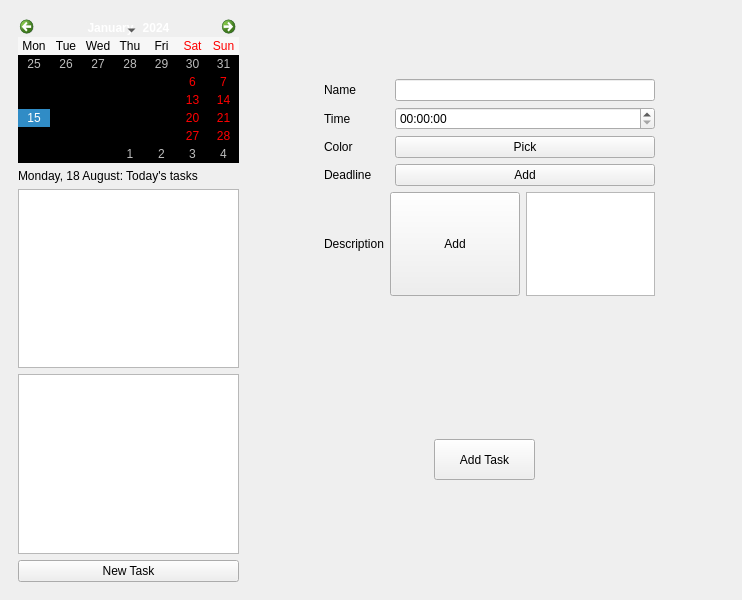
Old version of the form mainwindow.ui in the repository david4more/QtToDo.
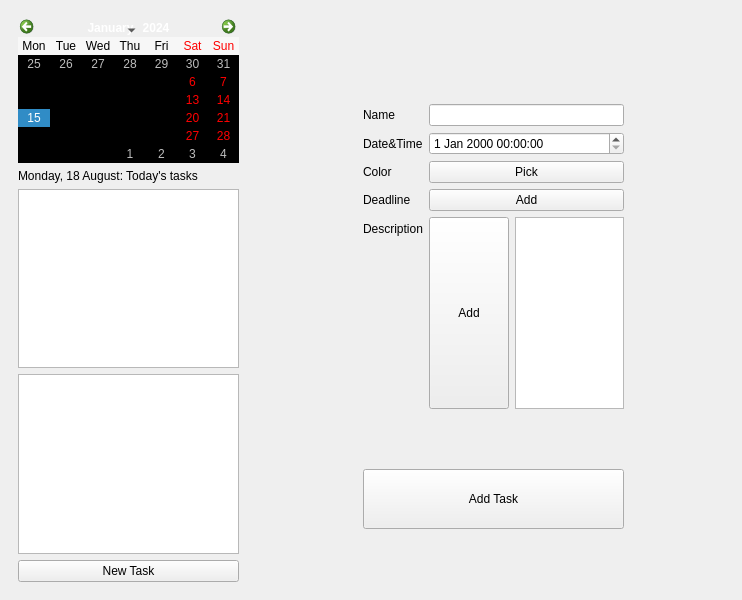
New version of the form. The open tabs and pages were chosen to show the change.

Commit message: refactor form page, basic default page layout, saving/loading data tweaks

Patch:
```diff
--- a/mainwindow.ui
+++ b/mainwindow.ui
@@ -109,41 +109,130 @@
       <property name="currentIndex">
        <number>0</number>
       </property>
-      <widget class="QWidget" name="default_view"/>
-      <widget class="QWidget" name="new_task">
-       <widget class="QPushButton" name="addTaskButton">
+      <widget class="QWidget" name="default_view">
+       <layout class="QHBoxLayout" name="horizontalLayout_3">
+        <item>
+         <widget class="QScrollArea" name="scrollArea">
+          <property name="widgetResizable">
+           <bool>true</bool>
+          </property>
+          <widget class="QWidget" name="scrollAreaWidgetContents">
         <property name="geometry">
          <rect>
-          <x>180</x>
-          <y>430</y>
-          <width>101</width>
-          <height>41</height>
-         </rect>
-        </property>
-        <property name="text">
-         <string>Add Task</string>
-        </property>
-       </widget>
-       <widget class="QWidget" name="layoutWidget">
-        <property name="geometry">
-         <rect>
-          <x>70</x>
-          <y>70</y>
-          <width>331</width>
-          <height>217</height>
-         </rect>
+             <x>0</x>
+             <y>0</y>
+             <width>445</width>
+             <height>1018</height>
+            </rect>
+           </property>
+           <layout class="QHBoxLayout" name="horizontalLayout_4">
+            <item>
+             <spacer name="horizontalSpacer">
+              <property name="orientation">
+               <enum>Qt::Orientation::Horizontal</enum>
+              </property>
+              <property name="sizeType">
+               <enum>QSizePolicy::Policy::Fixed</enum>
+              </property>
+              <property name="sizeHint" stdset="0">
+               <size>
+                <width>50</width>
+                <height>20</height>
+               </size>
+              </property>
+             </spacer>
+            </item>
+            <item>
+             <widget class="QWidget" name="widget" native="true">
+              <property name="minimumSize">
+               <size>
+                <width>0</width>
+                <height>1000</height>
+               </size>
         </property>
         <layout class="QVBoxLayout" name="verticalLayout_2">
-         <property name="sizeConstraint">
-          <enum>QLayout::SizeConstraint::SetDefaultConstraint</enum>
-         </property>
+               <item>
+                <widget class="QWidget" name="widget_2" native="true">
+                 <property name="sizePolicy">
+                  <sizepolicy hsizetype="Fixed" vsizetype="Fixed">
+                   <horstretch>0</horstretch>
+                   <verstretch>0</verstretch>
+                  </sizepolicy>
+                 </property>
+                 <property name="minimumSize">
+                  <size>
+                   <width>300</width>
+                   <height>80</height>
+                  </size>
+                 </property>
+                 <layout class="QVBoxLayout" name="verticalLayout_3">
          <item>
-          <layout class="QHBoxLayout" name="horizontalLayout_2">
+                   <widget class="QLabel" name="taskNameLabel">
+                    <property name="text">
+                     <string>Task Name</string>
+                    </property>
+                   </widget>
+                  </item>
            <item>
+                   <widget class="QLabel" name="taskTimeLabel">
+                    <property name="text">
+                     <string>Time</string>
+                    </property>
+                   </widget>
+                  </item>
+                 </layout>
+                </widget>
+               </item>
+              </layout>
+             </widget>
+            </item>
+           </layout>
+          </widget>
+         </widget>
+        </item>
+       </layout>
+      </widget>
+      <widget class="QWidget" name="new_task">
+       <layout class="QGridLayout" name="gridLayout">
+        <item row="4" column="1">
+         <spacer name="verticalSpacer_2">
+          <property name="orientation">
+           <enum>Qt::Orientation::Vertical</enum>
+          </property>
+          <property name="sizeType">
+           <enum>QSizePolicy::Policy::Preferred</enum>
+          </property>
+          <property name="sizeHint" stdset="0">
+           <size>
+            <width>20</width>
+            <height>40</height>
+           </size>
+          </property>
+         </spacer>
+        </item>
+        <item row="2" column="1">
+         <spacer name="verticalSpacer">
+          <property name="orientation">
+           <enum>Qt::Orientation::Vertical</enum>
+          </property>
+          <property name="sizeType">
+           <enum>QSizePolicy::Policy::Preferred</enum>
+          </property>
+          <property name="sizeHint" stdset="0">
+           <size>
+            <width>20</width>
+            <height>40</height>
+           </size>
+          </property>
+         </spacer>
+        </item>
+        <item row="1" column="1">
+         <layout class="QFormLayout" name="formLayout">
+          <item row="0" column="0">
             <widget class="QLabel" name="label_2">
              <property name="sizePolicy">
               <sizepolicy hsizetype="Preferred" vsizetype="Preferred">
-               <horstretch>1</horstretch>
+              <horstretch>0</horstretch>
                <verstretch>0</verstretch>
               </sizepolicy>
              </property>
@@ -152,52 +241,34 @@
              </property>
             </widget>
            </item>
-           <item>
+          <item row="0" column="1">
             <widget class="QLineEdit" name="taskNameEdit">
              <property name="sizePolicy">
-              <sizepolicy hsizetype="Preferred" vsizetype="Fixed">
-               <horstretch>4</horstretch>
+             <sizepolicy hsizetype="Minimum" vsizetype="Fixed">
+              <horstretch>0</horstretch>
                <verstretch>0</verstretch>
               </sizepolicy>
              </property>
             </widget>
            </item>
-          </layout>
-         </item>
-         <item>
-          <layout class="QHBoxLayout" name="horizontalLayout_4">
-           <item>
+          <item row="1" column="0">
             <widget class="QLabel" name="label_4">
              <property name="sizePolicy">
               <sizepolicy hsizetype="Preferred" vsizetype="Preferred">
-               <horstretch>1</horstretch>
+              <horstretch>0</horstretch>
                <verstretch>0</verstretch>
               </sizepolicy>
              </property>
              <property name="text">
-              <string>Time</string>
+             <string>Date&amp;Time</string>
              </property>
             </widget>
            </item>
-           <item>
-            <widget class="QTimeEdit" name="taskTimeEdit">
-             <property name="sizePolicy">
-              <sizepolicy hsizetype="Preferred" vsizetype="Fixed">
-               <horstretch>4</horstretch>
-               <verstretch>0</verstretch>
-              </sizepolicy>
-             </property>
-            </widget>
-           </item>
-          </layout>
-         </item>
-         <item>
-          <layout class="QHBoxLayout" name="horizontalLayout_5">
-           <item>
+          <item row="2" column="0">
             <widget class="QLabel" name="label_5">
              <property name="sizePolicy">
               <sizepolicy hsizetype="Preferred" vsizetype="Preferred">
-               <horstretch>1</horstretch>
+              <horstretch>0</horstretch>
                <verstretch>0</verstretch>
               </sizepolicy>
              </property>
@@ -206,11 +277,11 @@
              </property>
             </widget>
            </item>
-           <item>
+          <item row="2" column="1">
             <widget class="QPushButton" name="taskColorButton">
              <property name="sizePolicy">
               <sizepolicy hsizetype="Minimum" vsizetype="Fixed">
-               <horstretch>4</horstretch>
+              <horstretch>0</horstretch>
                <verstretch>0</verstretch>
               </sizepolicy>
              </property>
@@ -225,15 +296,24 @@
              </property>
             </widget>
            </item>
-          </layout>
-         </item>
-         <item>
-          <layout class="QHBoxLayout" name="horizontalLayout_6">
-           <item>
+          <item row="3" column="1">
+           <widget class="QPushButton" name="taskDeadlineButton">
+            <property name="sizePolicy">
+             <sizepolicy hsizetype="Minimum" vsizetype="Fixed">
+              <horstretch>0</horstretch>
+              <verstretch>0</verstretch>
+             </sizepolicy>
+            </property>
+            <property name="text">
+             <string>Add</string>
+            </property>
+           </widget>
+          </item>
+          <item row="3" column="0">
             <widget class="QLabel" name="label_6">
              <property name="sizePolicy">
               <sizepolicy hsizetype="Preferred" vsizetype="Preferred">
-               <horstretch>1</horstretch>
+              <horstretch>0</horstretch>
                <verstretch>0</verstretch>
               </sizepolicy>
              </property>
@@ -242,31 +322,11 @@
              </property>
             </widget>
            </item>
-           <item>
-            <widget class="QPushButton" name="taskDeadlineButton">
-             <property name="sizePolicy">
-              <sizepolicy hsizetype="Minimum" vsizetype="Fixed">
-               <horstretch>4</horstretch>
-               <verstretch>0</verstretch>
-              </sizepolicy>
-             </property>
-             <property name="text">
-              <string>Add</string>
-             </property>
-            </widget>
-           </item>
-          </layout>
-         </item>
-         <item>
-          <layout class="QHBoxLayout" name="horizontalLayout_3">
-           <property name="sizeConstraint">
-            <enum>QLayout::SizeConstraint::SetDefaultConstraint</enum>
-           </property>
-           <item>
+          <item row="4" column="0">
             <widget class="QLabel" name="label_3">
              <property name="sizePolicy">
               <sizepolicy hsizetype="Preferred" vsizetype="Preferred">
-               <horstretch>1</horstretch>
+              <horstretch>0</horstretch>
                <verstretch>0</verstretch>
               </sizepolicy>
              </property>
@@ -275,11 +335,16 @@
              </property>
             </widget>
            </item>
+          <item row="4" column="1">
+           <layout class="QHBoxLayout" name="horizontalLayout_2">
+            <property name="sizeConstraint">
+             <enum>QLayout::SizeConstraint::SetDefaultConstraint</enum>
+            </property>
            <item>
             <widget class="QPushButton" name="taskDescriptionButton">
              <property name="sizePolicy">
               <sizepolicy hsizetype="Preferred" vsizetype="Preferred">
-               <horstretch>4</horstretch>
+                <horstretch>0</horstretch>
                <verstretch>0</verstretch>
               </sizepolicy>
              </property>
@@ -295,7 +360,7 @@
              </property>
              <property name="sizePolicy">
               <sizepolicy hsizetype="Preferred" vsizetype="Preferred">
-               <horstretch>4</horstretch>
+                <horstretch>0</horstretch>
                <verstretch>0</verstretch>
               </sizepolicy>
              </property>
@@ -306,8 +371,79 @@
            </item>
           </layout>
          </item>
-        </layout>
-       </widget>
+          <item row="1" column="1">
+           <widget class="QDateTimeEdit" name="taskTimeEdit"/>
+          </item>
+         </layout>
+        </item>
+        <item row="3" column="1">
+         <widget class="QPushButton" name="addTaskButton">
+          <property name="sizePolicy">
+           <sizepolicy hsizetype="Preferred" vsizetype="Fixed">
+            <horstretch>0</horstretch>
+            <verstretch>0</verstretch>
+           </sizepolicy>
+          </property>
+          <property name="minimumSize">
+           <size>
+            <width>0</width>
+            <height>60</height>
+           </size>
+          </property>
+          <property name="text">
+           <string>Add Task</string>
+          </property>
+         </widget>
+        </item>
+        <item row="0" column="1">
+         <spacer name="verticalSpacer_3">
+          <property name="orientation">
+           <enum>Qt::Orientation::Vertical</enum>
+          </property>
+          <property name="sizeType">
+           <enum>QSizePolicy::Policy::Preferred</enum>
+          </property>
+          <property name="sizeHint" stdset="0">
+           <size>
+            <width>20</width>
+            <height>80</height>
+           </size>
+          </property>
+         </spacer>
+        </item>
+        <item row="0" column="0" rowspan="5">
+         <spacer name="horizontalSpacer_2">
+          <property name="orientation">
+           <enum>Qt::Orientation::Horizontal</enum>
+          </property>
+          <property name="sizeType">
+           <enum>QSizePolicy::Policy::Fixed</enum>
+          </property>
+          <property name="sizeHint" stdset="0">
+           <size>
+            <width>100</width>
+            <height>20</height>
+           </size>
+          </property>
+         </spacer>
+        </item>
+        <item row="0" column="2" rowspan="5">
+         <spacer name="horizontalSpacer_3">
+          <property name="orientation">
+           <enum>Qt::Orientation::Horizontal</enum>
+          </property>
+          <property name="sizeType">
+           <enum>QSizePolicy::Policy::Fixed</enum>
+          </property>
+          <property name="sizeHint" stdset="0">
+           <size>
+            <width>100</width>
+            <height>20</height>
+           </size>
+          </property>
+         </spacer>
+        </item>
+       </layout>
       </widget>
      </widget>
     </item>
```
Left out of the diff: 5 changed lines with no effect on the pictures. Lines whose indentation alone changed are shown as unchanged. The commit also changes 2 other files.
